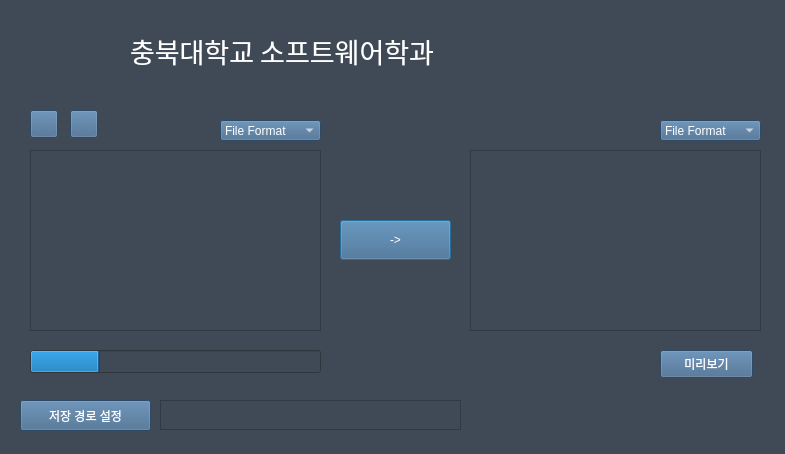
Qt form UI/.ui확장자파일/MainScreen.ui (YongGyunKwon/Open210Team_CBNU) before a commit.
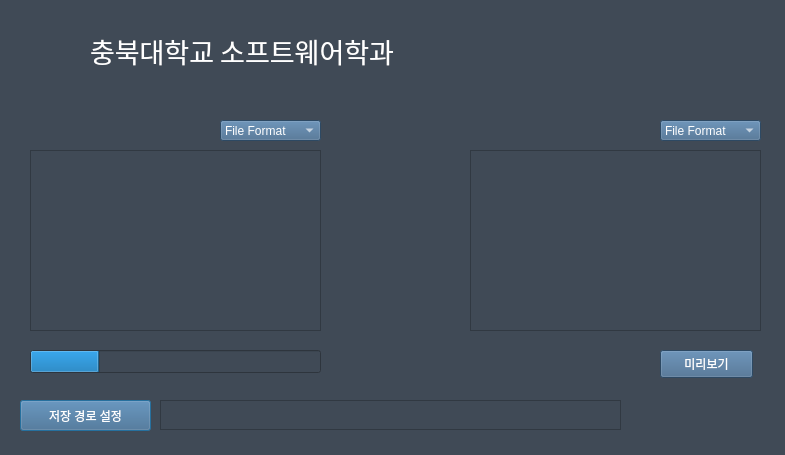
The same form after that commit. Icons and pictures are not drawn.

Patch:
```diff
--- a/UI/.ui확장자파일/MainScreen.ui
+++ b/UI/.ui확장자파일/MainScreen.ui
@@ -10,7 +10,7 @@
     <x>0</x>
     <y>0</y>
     <width>785</width>
-    <height>454</height>
+    <height>455</height>
    </rect>
   </property>
   <property name="sizePolicy">
@@ -66,9 +66,9 @@
   <widget class="QPushButton" name="TransFileBtn">
    <property name="geometry">
     <rect>
-     <x>340</x>
+     <x>350</x>
      <y>220</y>
-     <width>111</width>
+     <width>91</width>
      <height>40</height>
     </rect>
    </property>
@@ -87,9 +87,9 @@
       <colorrole role="Button">
        <brush brushstyle="SolidPattern">
         <color alpha="255">
-         <red>63</red>
-         <green>102</green>
-         <blue>139</blue>
+         <red>64</red>
+         <green>74</green>
+         <blue>86</blue>
         </color>
        </brush>
       </colorrole>
@@ -114,18 +114,18 @@
       <colorrole role="Base">
        <brush brushstyle="SolidPattern">
         <color alpha="255">
-         <red>63</red>
-         <green>102</green>
-         <blue>139</blue>
+         <red>64</red>
+         <green>74</green>
+         <blue>86</blue>
         </color>
        </brush>
       </colorrole>
       <colorrole role="Window">
        <brush brushstyle="SolidPattern">
         <color alpha="255">
-         <red>63</red>
-         <green>102</green>
-         <blue>139</blue>
+         <red>64</red>
+         <green>74</green>
+         <blue>86</blue>
         </color>
        </brush>
       </colorrole>
@@ -152,9 +152,9 @@
       <colorrole role="Button">
        <brush brushstyle="SolidPattern">
         <color alpha="255">
-         <red>63</red>
-         <green>102</green>
-         <blue>139</blue>
+         <red>64</red>
+         <green>74</green>
+         <blue>86</blue>
         </color>
        </brush>
       </colorrole>
@@ -179,18 +179,18 @@
       <colorrole role="Base">
        <brush brushstyle="SolidPattern">
         <color alpha="255">
-         <red>63</red>
-         <green>102</green>
-         <blue>139</blue>
+         <red>64</red>
+         <green>74</green>
+         <blue>86</blue>
         </color>
        </brush>
       </colorrole>
       <colorrole role="Window">
        <brush brushstyle="SolidPattern">
         <color alpha="255">
-         <red>63</red>
-         <green>102</green>
-         <blue>139</blue>
+         <red>64</red>
+         <green>74</green>
+         <blue>86</blue>
         </color>
        </brush>
       </colorrole>
@@ -217,9 +217,9 @@
       <colorrole role="Button">
        <brush brushstyle="SolidPattern">
         <color alpha="255">
-         <red>63</red>
-         <green>102</green>
-         <blue>139</blue>
+         <red>64</red>
+         <green>74</green>
+         <blue>86</blue>
         </color>
        </brush>
       </colorrole>
@@ -244,18 +244,18 @@
       <colorrole role="Base">
        <brush brushstyle="SolidPattern">
         <color alpha="255">
-         <red>63</red>
-         <green>102</green>
-         <blue>139</blue>
+         <red>64</red>
+         <green>74</green>
+         <blue>86</blue>
         </color>
        </brush>
       </colorrole>
       <colorrole role="Window">
        <brush brushstyle="SolidPattern">
         <color alpha="255">
-         <red>63</red>
-         <green>102</green>
-         <blue>139</blue>
+         <red>64</red>
+         <green>74</green>
+         <blue>86</blue>
         </color>
        </brush>
       </colorrole>
@@ -276,17 +276,19 @@
    </property>
    <property name="styleSheet">
     <string notr="true">
-color: rgb(255, 255, 255);
-background-color: rgb(63, 102, 139);</string>
+image: url(:/Main/icon/변환아이콘.png)</string>
    </property>
    <property name="text">
-    <string>-&gt;</string>
+    <string/>
    </property>
    <property name="autoDefault">
-    <bool>true</bool>
+    <bool>false</bool>
+   </property>
+   <property name="default">
+    <bool>false</bool>
    </property>
    <property name="flat">
-    <bool>false</bool>
+    <bool>true</bool>
    </property>
   </widget>
   <widget class="QLabel" name="label">
@@ -340,26 +342,45 @@
   <widget class="QPushButton" name="DeleteFileBtn">
    <property name="geometry">
     <rect>
-     <x>70</x>
-     <y>110</y>
-     <width>28</width>
-     <height>28</height>
+     <x>80</x>
+     <y>100</y>
+     <width>41</width>
+     <height>41</height>
     </rect>
    </property>
    <property name="cursor">
     <cursorShape>ArrowCursor</cursorShape>
    </property>
-   <property name="styleSheet">
-    <string notr="true">background-color: rgb(63, 102, 139);</string>
+   <property name="autoFillBackground">
+    <bool>false</bool>
    </property>
    <property name="text">
     <string/>
    </property>
+   <property name="icon">
+    <iconset resource="../source.qrc">
+     <normaloff>:/Main/ButtonImage/DeleteIMG2.png</normaloff>:/Main/ButtonImage/DeleteIMG2.png</iconset>
+   </property>
+   <property name="iconSize">
+    <size>
+     <width>30</width>
+     <height>30</height>
+    </size>
+   </property>
+   <property name="checkable">
+    <bool>false</bool>
+   </property>
+   <property name="autoRepeat">
+    <bool>false</bool>
+   </property>
+   <property name="autoDefault">
+    <bool>false</bool>
+   </property>
    <property name="default">
     <bool>false</bool>
    </property>
    <property name="flat">
-    <bool>false</bool>
+    <bool>true</bool>
    </property>
   </widget>
   <widget class="QListWidget" name="PDF_FileList">
@@ -506,25 +527,41 @@
    <property name="geometry">
     <rect>
      <x>30</x>
-     <y>110</y>
-     <width>28</width>
-     <height>28</height>
+     <y>100</y>
+     <width>41</width>
+     <height>41</height>
     </rect>
    </property>
    <property name="cursor">
     <cursorShape>ArrowCursor</cursorShape>
    </property>
    <property name="styleSheet">
-    <string notr="true">background-color: rgb(63, 102, 139);</string>
+    <string notr="true"/>
    </property>
    <property name="text">
     <string/>
    </property>
+   <property name="icon">
+    <iconset resource="../source.qrc">
+     <normaloff>:/Main/ButtonImage/AddIMG2.png</normaloff>:/Main/ButtonImage/AddIMG2.png</iconset>
+   </property>
+   <property name="iconSize">
+    <size>
+     <width>30</width>
+     <height>30</height>
+    </size>
+   </property>
+   <property name="checkable">
+    <bool>false</bool>
+   </property>
+   <property name="autoDefault">
+    <bool>false</bool>
+   </property>
    <property name="default">
     <bool>false</bool>
    </property>
    <property name="flat">
-    <bool>false</bool>
+    <bool>true</bool>
    </property>
   </widget>
   <widget class="QTextBrowser" name="SavePathEDT">
@@ -532,7 +569,7 @@
     <rect>
      <x>160</x>
      <y>400</y>
-     <width>301</width>
+     <width>461</width>
      <height>30</height>
     </rect>
    </property>
@@ -552,9 +589,9 @@
   <widget class="QLabel" name="label_2">
    <property name="geometry">
     <rect>
-     <x>0</x>
+     <x>10</x>
      <y>10</y>
-     <width>161</width>
+     <width>81</width>
      <height>71</height>
     </rect>
    </property>
@@ -568,7 +605,7 @@
   <widget class="QLabel" name="label_4">
    <property name="geometry">
     <rect>
-     <x>130</x>
+     <x>90</x>
      <y>30</y>
      <width>441</width>
      <height>41</height>
```
Left out of the diff: 5 changed lines with no effect on the pictures.
